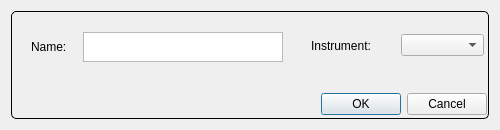
This is apps/NSXQt/ui/DialogExperiment.ui in k61n/openhkl as Qt 5 draws it before an edit. The edited form follows.
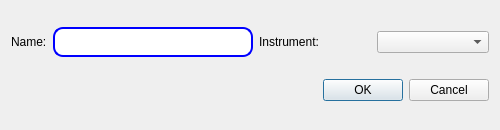
This is the edited form.

The edit to the form file:
```diff
--- a/apps/NSXQt/ui/DialogExperiment.ui
+++ b/apps/NSXQt/ui/DialogExperiment.ui
@@ -38,56 +38,7 @@
    <string/>
   </property>
   <layout class="QGridLayout" name="gridLayout">
-   <item row="0" column="0">
-    <widget class="QGroupBox" name="groupBox">
-     <property name="styleSheet">
-      <string notr="true"> QGroupBox {
-     background-color: qlineargradient(x1: 0, y1: 0, x2: 0, y2: 1,
-                                       stop: 0 #FFFFFF, stop: 1 #DDFFDD);
-     border: 1px solid black;
-     border-radius: 5px;
-     margin-top: 1ex; /* leave space at the top for the title */
- }
-
- QGroupBox::title {
-     subcontrol-origin: margin;
-     subcontrol-position: top left; /* position at the top center */
-     padding: 0 3px;
-     background-color: qlineargradient(x1: 0, y1: 0, x2: 0, y2: 1,
-                                       stop: 0 #DDDDFF, stop: 1 #FFFFFF);
- }</string>
-     </property>
-     <property name="title">
-      <string/>
-     </property>
-     <widget class="QDialogButtonBox" name="buttonBox">
-      <property name="geometry">
-       <rect>
-        <x>300</x>
-        <y>80</y>
-        <width>176</width>
-        <height>27</height>
-       </rect>
-      </property>
-      <property name="orientation">
-       <enum>Qt::Horizontal</enum>
-      </property>
-      <property name="standardButtons">
-       <set>QDialogButtonBox::Cancel|QDialogButtonBox::Ok</set>
-      </property>
-      <property name="centerButtons">
-       <bool>false</bool>
-      </property>
-     </widget>
-     <widget class="QWidget" name="layoutWidget">
-      <property name="geometry">
-       <rect>
-        <x>20</x>
-        <y>20</y>
-        <width>252</width>
-        <height>32</height>
-       </rect>
-      </property>
+   <item row="0" column="1">
       <layout class="QHBoxLayout" name="horizontalLayout">
        <item>
         <widget class="QLabel" name="label">
@@ -116,19 +67,20 @@
            <height>30</height>
           </size>
          </property>
-        </widget>
-       </item>
-      </layout>
-     </widget>
-     <widget class="QWidget" name="layoutWidget">
-      <property name="geometry">
-       <rect>
-        <x>300</x>
-        <y>20</y>
-        <width>173</width>
-        <height>29</height>
-       </rect>
-      </property>
+       <property name="styleSheet">
+        <string notr="true">QTextEdit {
+    border: 2px solid blue;
+    border-radius: 10px;
+    padding: 0 8px;
+    background: white;
+    selection-background-color: white;
+}</string>
+       </property>
+      </widget>
+     </item>
+    </layout>
+   </item>
+   <item row="0" column="2">
       <layout class="QHBoxLayout" name="horizontalLayout_2">
        <item>
         <widget class="QLabel" name="label_2">
@@ -145,7 +97,18 @@
         </widget>
        </item>
       </layout>
-     </widget>
+   </item>
+   <item row="1" column="2">
+    <widget class="QDialogButtonBox" name="buttonBox">
+     <property name="orientation">
+      <enum>Qt::Horizontal</enum>
+     </property>
+     <property name="standardButtons">
+      <set>QDialogButtonBox::Cancel|QDialogButtonBox::Ok</set>
+     </property>
+     <property name="centerButtons">
+      <bool>false</bool>
+     </property>
     </widget>
    </item>
   </layout>
```
Lines whose indentation alone changed are shown as unchanged.
